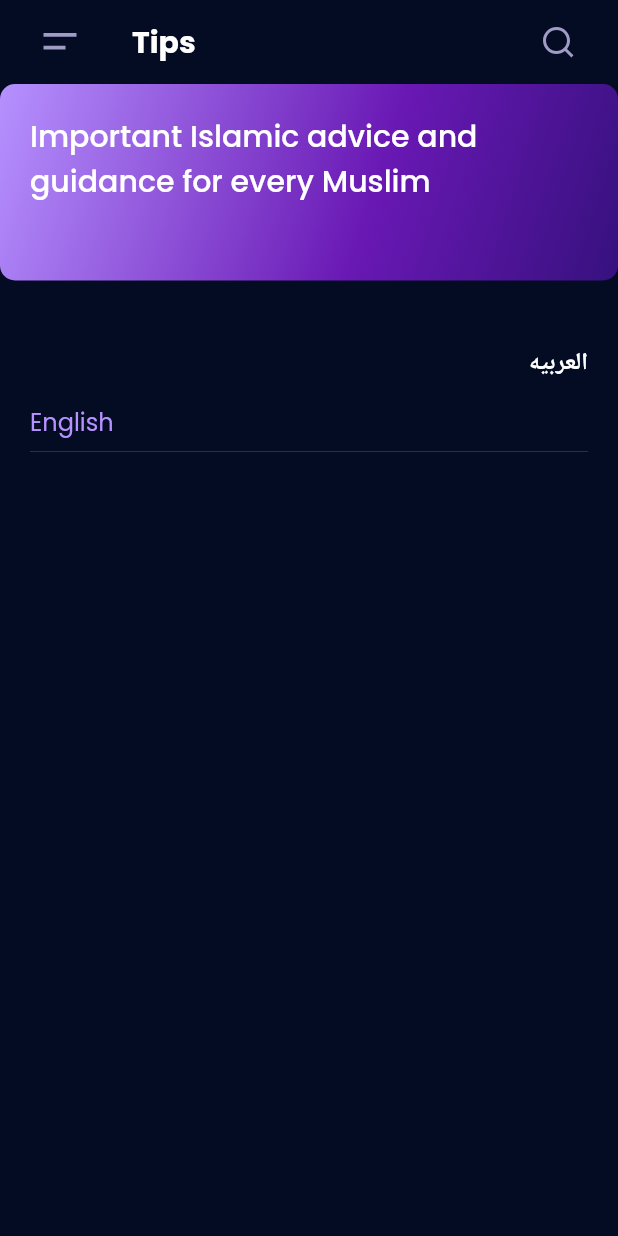
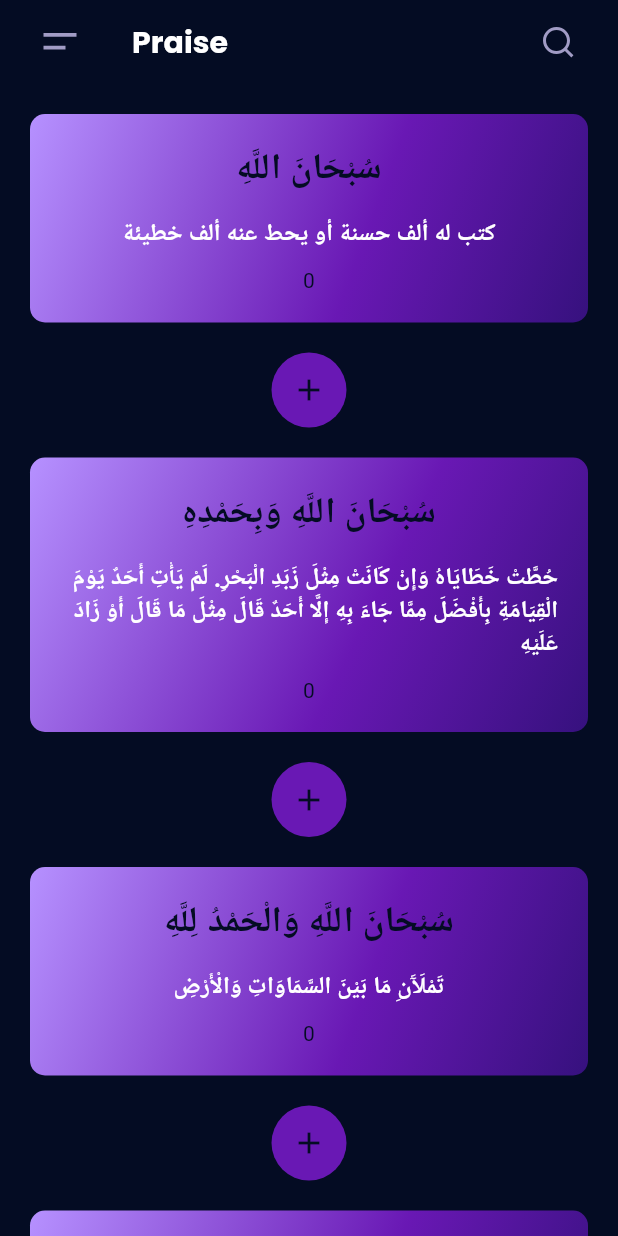
Before and after one commit to ahmedsaadbadawy/holy_quran_app, a Flutter app: the PraiseView screen opened directly, on a phone screen of 412 x 824 dp. Run offline on Flutter 3.47's test engine with Material 2 defaults, Android fonts, the phone set to English and light mode, and no system bars; our stand-ins replace audioplayers, flutter_bloc, flutter_svg, font_awesome_flutter, get_storage, google_fonts and 1 more; accounts and stored records are empty; Roboto replaces fonts that are missing (Amiri).

Commit message:
finish app

```diff
--- /dev/null
+++ b/lib/models/praise.dart
@@ -0,0 +1,70 @@
+List<Map<String, dynamic>> praise = [
+{
+  'title' : "سُبْحَانَ اللَّهِ",
+  'subTitle' : "كتب له ألف حسنة أو يحط عنه ألف خطيئة"
+},
+{
+  'title' : "سُبْحَانَ اللَّهِ وَبِحَمْدِهِ",
+  'subTitle' : "حُطَّتْ خَطَايَاهُ وَإِنْ كَانَتْ مِثْلَ زَبَدِ الْبَحْرِ. لَمْ يَأْتِ أَحَدٌ يَوْمَ الْقِيَامَةِ بِأَفْضَلَ مِمَّا جَاءَ بِهِ إِلَّا أَحَدٌ قَالَ مِثْلَ مَا قَالَ أَوْ زَادَ عَلَيْهِ"
+},
+{
+  'title' : "سُبْحَانَ اللَّهِ وَالْحَمْدُ لِلَّهِ",
+  'subTitle' : "تَمْلَآَنِ مَا بَيْنَ السَّمَاوَاتِ وَالْأَرْضِ"
+},
+{
+  'title' : "سُبْحَانَ اللهِ العَظِيمِ وَبِحَمْدِهِ",
+  'subTitle' : "غرست له نخلة في الجنة (أى عدد)"
+},
+{
+  'title' : "سُبْحَانَ اللَّهِ وَبِحَمْدِهِ ، سُبْحَانَ اللَّهِ الْعَظِيمِ",
+  'subTitle' : "ثقيلتان في الميزان حبيبتان إلى الرحمن (أى عدد)"
+},
+{
+  'title' : "لَا إلَه إلّا اللهُ وَحْدَهُ لَا شَرِيكَ لَهُ، لَهُ الْمُلْكُ وَلَهُ الْحَمْدُ وَهُوَ عَلَى كُلُّ شَيْءِ قَدِيرِ",
+  'subTitle' : "كانت له عدل عشر رقاب، وكتبت له مئة حسنة، ومحيت عنه مئة سيئة، وكانت له حرزا من الشيطان"
+},
+{
+  'title' : "لا حَوْلَ وَلا قُوَّةَ إِلا بِاللَّ",
+  'subTitle' : "كنز من كنوز الجنة (أى عدد)"
+},
+{
+  'title' : "الْحَمْدُ للّهِ رَبِّ الْعَالَمِينَ",
+  'subTitle' : "تملأ ميزان العبد بالحسنات"
+},
+{
+  'title' : "الْلَّهُم صَلِّ وَسَلِم وَبَارِك عَلَى سَيِّدِنَا مُحَمَّد",
+  'subTitle' : "من صلى على حين يصبح وحين يمسى ادركته شفاعتى يوم القيامة"
+},
+{
+  'title' : "أستغفر الله",
+  'subTitle' : "لفعل الرسول صلى الله عليه وسلم"
+},
+{
+  'title' : "سُبْحَانَ الْلَّهِ، وَالْحَمْدُ لِلَّهِ، وَلَا إِلَهَ إِلَّا الْلَّهُ، وَالْلَّهُ أَكْبَ",
+  'subTitle' : "أنهن أحب الكلام الى الله، ومكفرات للذنوب، وغرس الجنة، وجنة لقائلهن من النار، وأحب الى النبي عليه السلام مما طلعت عليه الشمس، والْبَاقِيَاتُ الْصَّالِحَات"
+},
+{
+  'title' : "لَا إِلَهَ إِلَّا اللَّهُ",
+  'subTitle' : "أفضل الذكر لا إله إلاّ الله"
+},
+{
+  'title' : "الْلَّهُ أَكْبَر",
+  'subTitle' : "من قال الله أكبر كتبت له عشرون حسنة وحطت عنه عشرون سيئة"
+},
+{
+  'title' : "سُبْحَانَ اللَّهِ ، وَالْحَمْدُ لِلَّهِ ، وَلا إِلَهَ إِلا اللَّهُ ، وَاللَّهُ أَكْبَرُ ، اللَّهُمَّ اغْفِرْ لِي ، اللَّهُمَّ ارْحَمْنِي ، اللَّهُمَّ ارْزُقْنِ",
+  'subTitle' : "خير الدنيا والآخرة"
+},
+{
+  'title' : "الْحَمْدُ لِلَّهِ حَمْدًا كَثِيرًا طَيِّبًا مُبَارَكًا فِيهِ",
+  'subTitle' : "قَالَ النَّبِيُّ صَلَّى اللَّهُ عَلَيْهِ وَسَلَّمَ لقد رَأَيْتُ اثْنَيْ عَشَرَ مَلَكًا يَبْتَدِرُونَهَا، أَيُّهُمْ يَرْفَعُهَا"
+},
+{
+  'title' : "اللَّهُ أَكْبَرُ كَبِيرًا ، وَالْحَمْدُ لِلَّهِ كَثِيرًا ، وَسُبْحَانَ اللَّهِ بُكْرَةً وَأَصِيلاً",
+  'subTitle' : "قَالَ النَّبِيُّ صَلَّى اللَّهُ عَلَيْهِ وَسَلَّمَ عَجِبْتُ  لَهَا ، فُتِحَتْ لَهَا أَبْوَابُ السَّمَاءِ"
+},
+{
+  'title' : "اللَّهُمَّ صَلِّ عَلَى مُحَمَّدٍ وَعَلَى آلِ مُحَمَّدٍ كَمَا صَلَّيْتَ عَلَى إِبْرَاهِيمَ , وَعَلَى آلِ إِبْرَاهِيمَ إِنَّكَ حَمِيدٌ مَجِيدٌ , اللَّهُمَّ بَارِكْ عَلَى مُحَمَّدٍ وَعَلَى آلِ مُحَمَّدٍ كَمَا بَارَكْتَ عَلَى إِبْرَاهِيمَ وَعَلَى آلِ إِبْرَاهِيمَ إِنَّكَ حَمِيدٌ مَجِيدٌ",
+  'subTitle' : "في كل مره تحط عنه عشر خطايا ويرفع له عشر درجات ويصلي الله عليه عشرا وتعرض على الرسول صلى الله عليه وسلم (أى عدد)"
+},
+];
--- a/lib/views/praise_view.dart
+++ b/lib/views/praise_view.dart
@@ -1,8 +1,10 @@
 import 'package:flutter/material.dart';
 import 'package:flutter_svg/flutter_svg.dart';
 import 'package:google_fonts/google_fonts.dart';
+import 'package:quran_app/widgets/praise_custom_container.dart';
 
 import '../constants.dart';
+import '../models/praise.dart';
 
 class PraiseView extends StatelessWidget {
   const PraiseView({super.key});
@@ -22,7 +24,7 @@ class PraiseView extends StatelessWidget {
             ),
             const SizedBox(width: 24),
             Text(
-              'Tips',
+              'Praise',
               style: GoogleFonts.poppins(fontWeight: FontWeight.bold),
             ),
             const Spacer(),
@@ -34,75 +36,14 @@ class PraiseView extends StatelessWidget {
         ),
         automaticallyImplyLeading: false,
       ),
-      body: NestedScrollView(
-        headerSliverBuilder: (context, innerBoxIsScrolled) => [
-          SliverToBoxAdapter(
-            child: Stack(
-              children: [
-                Container(
-                  width: MediaQuery.of(context).size.width,
-                  height: 131,
-                  decoration: BoxDecoration(
-                    borderRadius: BorderRadius.circular(10),
-                    gradient: const LinearGradient(
-                      begin: Alignment.topLeft,
-                      end: Alignment.bottomRight,
-                      stops: [0, .6, 1],
-                      colors: [
-                        Color(0xFFB691FF),
-                        Color(0xFF6918B4),
-                        Color(0xFF36117E),
-                      ],
-                    ),
-                  ),
-                ),
-                Center(
-                  child: Padding(
-                    padding: const EdgeInsets.only(left: 20, top: 20, right: 20),
-                    child: Text(
-                      'Important Islamic advice and guidance for every Muslim',
-                      style: GoogleFonts.poppins(
-                        color: Colors.white,
-                        fontWeight: FontWeight.w500,
-                        fontSize: 20,
-                      ),
-                    ),
-                  ),
-                )
-              ],
-            ),
-          ),
-        ],
-        body: Padding(
-          padding: const EdgeInsets.only(left: 20, right: 20, top: 20),
-          child: Column(
-            crossAxisAlignment: CrossAxisAlignment.stretch,
-            children: [
-              const SizedBox(
-                height: 24,
-              ),
-              Text(
-                'العربيه',
-                style: GoogleFonts.amiri(
-                  color: Colors.white,
-                  fontSize: 16,
-                  fontWeight: FontWeight.bold,
-                ),
-                textAlign: TextAlign.right,
-              ),
-              const SizedBox(height: 16),
-              Text(
-                'English',
-                style: GoogleFonts.poppins(
-                  color: text,
-                  fontSize: 16,
-                ),
-                textAlign: TextAlign.left,
-              ),
-              Divider(color: const Color(0xFF7B80AD).withOpacity(.3)),
-            ],
-          ),
-        ),
+      body: ListView.builder(
+        itemCount: praise.length,
+        itemBuilder: (context, index) {
+          return PraiseCustomContainer(
+            title: praise[index]['title'],
+            subTitle: praise[index]['subTitle'],
+          );
+        },
       ),
     );
   }
--- /dev/null
+++ b/lib/widgets/praise_custom_container.dart
@@ -0,0 +1,97 @@
+import 'package:flutter/material.dart';
+import 'package:google_fonts/google_fonts.dart';
+
+import '../constants.dart';
+
+class PraiseCustomContainer extends StatefulWidget {
+  const PraiseCustomContainer({
+    super.key,
+    required this.title,
+    required this.subTitle,
+  });
+  final String title;
+  final String subTitle;
+
+  @override
+  State<PraiseCustomContainer> createState() => _PraiseCustomContainerState();
+}
+
+class _PraiseCustomContainerState extends State<PraiseCustomContainer> {
+  int number = 0;
+  @override
+  Widget build(BuildContext context) {
+    return Column(
+      mainAxisAlignment: MainAxisAlignment.center,
+      children: [
+        Padding(
+          padding: const EdgeInsets.all(20),
+          child: Container(
+            width: MediaQuery.of(context).size.width,
+            decoration: BoxDecoration(
+              borderRadius: BorderRadius.circular(10),
+              gradient: const LinearGradient(
+                begin: Alignment.topLeft,
+                end: Alignment.bottomRight,
+                stops: [0, .6, 1],
+                colors: [
+                  Color(0xFFB691FF),
+                  Color(0xFF6918B4),
+                  Color(0xFF36117E),
+                ],
+              ),
+            ),
+            child: Padding(
+              padding: const EdgeInsets.all(20),
+              child: Column(
+                children: [
+                  Text(
+                    widget.title,
+                    style: GoogleFonts.amiri(
+                      color: background,
+                      fontSize: 24,
+                      fontWeight: FontWeight.bold,
+                    ),
+                    textAlign: TextAlign.right,
+                  ),
+                  const SizedBox(height: 16),
+                  Text(
+                    widget.subTitle,
+                    style: GoogleFonts.amiri(
+                      color: Colors.white,
+                      fontSize: 16,
+                      fontWeight: FontWeight.bold,
+                    ),
+                    textAlign: TextAlign.right,
+                  ),
+                  const SizedBox(height: 12),
+                  Text(
+                    '$number',
+                    style: TextStyle(color: background),
+                  ),
+                ],
+              ),
+            ),
+          ),
+        ),
+        GestureDetector(
+          onTap: () {
+            number++;
+            setState(() {});
+          },
+          child: Container(
+            width: 50,
+            height: 50,
+            decoration: BoxDecoration(
+              borderRadius: BorderRadius.circular(30),
+              color: primary,
+            ),
+            child: Icon(
+              Icons.add,
+              color: background,
+            ),
+          ),
+        ),
+      ],
+    );
+  }
+}
```
